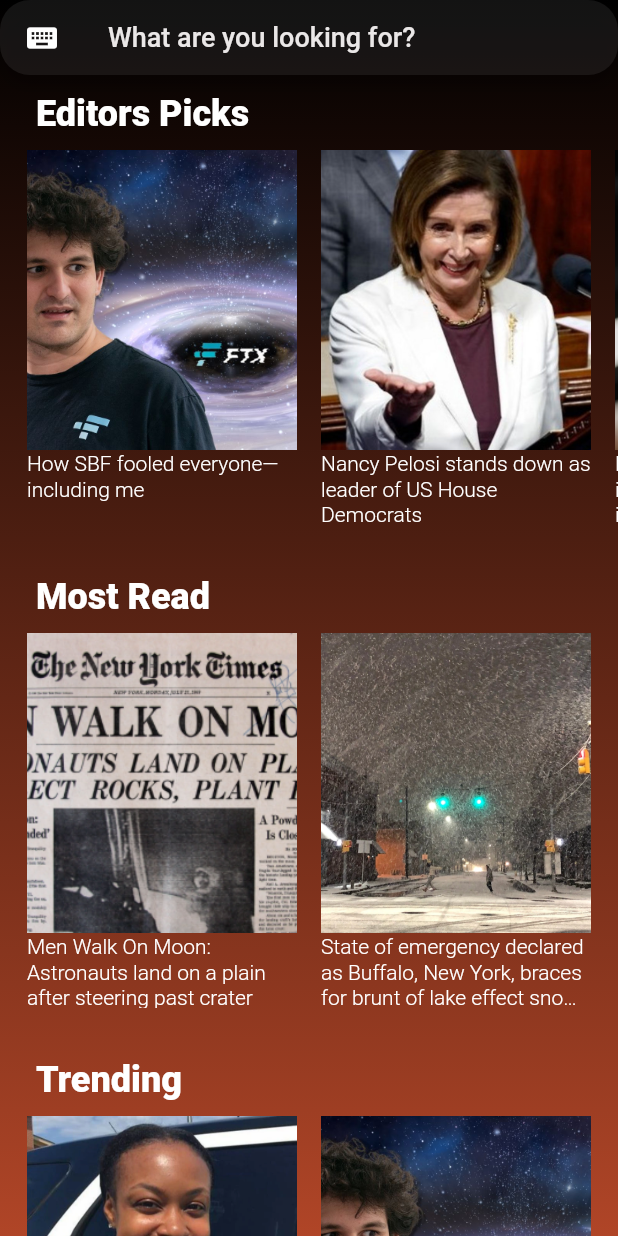
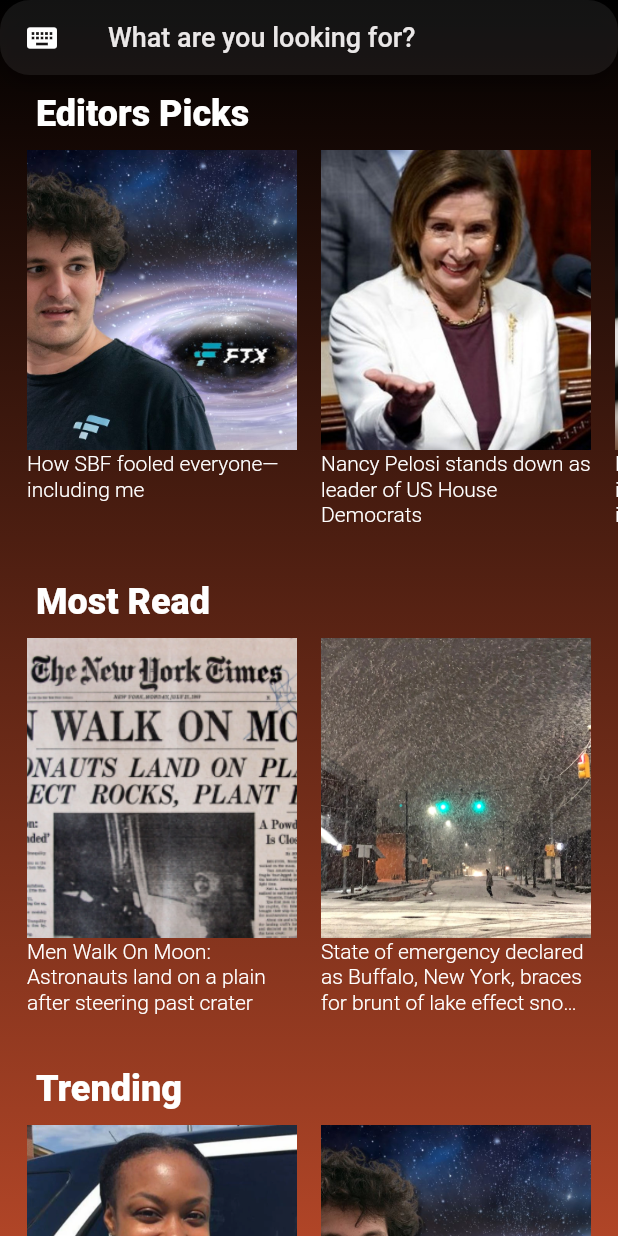
Before and after one commit to joeljulin/FireFlyer, a Flutter app: the Search screen opened directly, on a phone screen of 412 x 824 dp. Run offline on Flutter 3.47's test engine with Material 2 defaults, Android fonts, the phone set to English and light mode, and no system bars; our stand-ins replace google_fonts.

Commit message:
Fixed padding problem for article titles

```diff
--- a/lib/widgets/article_carousel.dart
+++ b/lib/widgets/article_carousel.dart
@@ -31,7 +31,7 @@ class ArticleCarousel extends StatelessWidget {
             ),
           ),
           SizedBox(
-            height: 270,
+            height: 273,
             child: ListView.builder(
               padding: const EdgeInsets.symmetric(
                 vertical: 10.0,
@@ -58,7 +58,7 @@ class ArticleCarousel extends StatelessWidget {
                             ),
                           ),
                           SizedBox(
-                            height: 50,
+                            height: 53,
                             width: 180.0,
                             child: RichText(
                               maxLines: 3,
```
